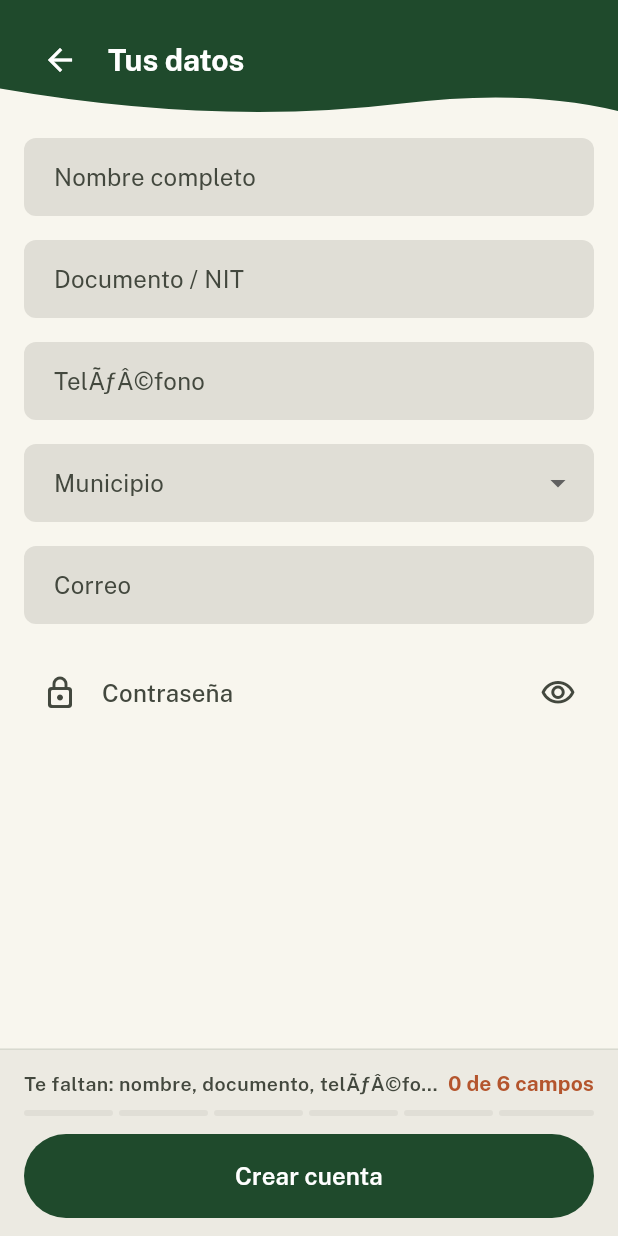
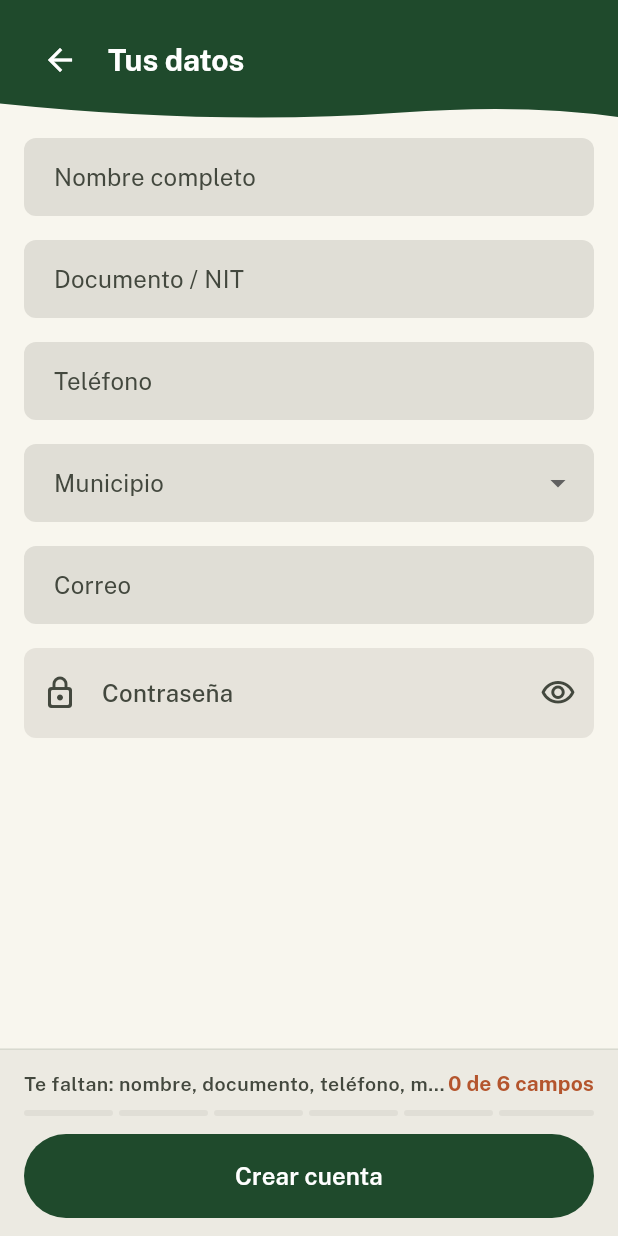
Before and after one commit to C3RLOSMORENO/EcoResiduos, a Flutter app: the RegistroScreen screen opened directly, after a tap on "Continuar", on a phone screen of 412 x 824 dp. Run offline on Flutter 3.47's test engine with Material 3 defaults, Android fonts, the phone set to English and light mode, and no system bars; our stand-ins replace cached_network_image, camera, file_picker, flutter_animate, flutter_dotenv, geolocator and 6 more; missing offline and left inert: tflite_flutter; accounts and stored records are empty.

Commit message:
fix(app): corregir codificación de caracteres y color de fondo en campos de registro

```diff
--- a/app/lib/features/auth/screens/registro_screen.dart
+++ b/app/lib/features/auth/screens/registro_screen.dart
@@ -18,8 +18,8 @@ import 'revisa_correo_screen.dart';
 
 enum _Paso { rol, generador, verificarGestor, gestorNoEncontrado, datosGestor, registroNuevo, materiales }
 
-/// Registro (03). Primero se elige el rol y despuÃƒÂ©s se ven solo los campos
-/// de ese rol. El gestor escribe su NIT: si ya estÃƒÂ¡ registrado, sus datos y
+/// Registro (03). Primero se elige el rol y después se ven solo los campos
+/// de ese rol. El gestor escribe su NIT: si ya está registrado, sus datos y
 /// materiales se llenan solos; si no, registra la empresa con su permiso
 /// ambiental en PDF. En ambos casos el administrador verifica antes de que
 /// vea solicitudes.
@@ -59,7 +59,7 @@ class _RegistroScreenState extends State<RegistroScreen> {
 
   GestorDirectorio? _gestorDirectorio;
 
-  /// La empresa no estÃƒÂ¡ registrada y se registra con su permiso.
+  /// La empresa no está registrada y se registra con su permiso.
   bool _registroNuevo = false;
   ArchivoPdf? _permiso;
   Future<List<MaterialResiduo>>? _catalogo;
@@ -120,30 +120,30 @@ class _RegistroScreenState extends State<RegistroScreen> {
   Map<String, bool> get _camposGenerador => {
     'nombre': _lleno(_nombre),
     'documento': _lleno(_documento),
-    'telÃƒÂ©fono': _lleno(_telefono),
+    'teléfono': _lleno(_telefono),
     'municipio': _municipio != null,
     'correo': validarCorreo(_correo.text) == null,
-    'contraseÃƒÂ±a': validarContrasena(_contrasena.text) == null,
+    'contraseña': validarContrasena(_contrasena.text) == null,
   };
 
   Map<String, bool> get _camposGestor => {
-    'telÃƒÂ©fono': _lleno(_telefono),
-    'direcciÃƒÂ³n': _lleno(_direccion),
+    'teléfono': _lleno(_telefono),
+    'dirección': _lleno(_direccion),
     'municipio': _municipio != null,
-    'contraseÃƒÂ±a': validarContrasena(_contrasena.text) == null,
+    'contraseña': validarContrasena(_contrasena.text) == null,
   };
 
   bool get _nitValido => RegExp(r'^\d{8,15}$').hasMatch(normalizarNit(_nit.text));
 
   Map<String, bool> get _camposGestorNuevo => {
     'NIT': _nitValido,
-    'razÃƒÂ³n social': _lleno(_razonSocial),
+    'razón social': _lleno(_razonSocial),
     'representante legal': _lleno(_representante),
-    'telÃƒÂ©fono': _lleno(_telefono),
-    'direcciÃƒÂ³n': _lleno(_direccion),
+    'teléfono': _lleno(_telefono),
+    'dirección': _lleno(_direccion),
     'municipio': _municipio != null,
     'correo': validarCorreo(_correo.text) == null,
-    'contraseÃƒÂ±a': validarContrasena(_contrasena.text) == null,
+    'contraseña': validarContrasena(_contrasena.text) == null,
     'permiso en PDF': _permiso != null,
   };
 
@@ -188,11 +188,11 @@ class _RegistroScreenState extends State<RegistroScreen> {
       if (gestor == null) {
         _ir(_Paso.gestorNoEncontrado);
       } else if (gestor.tieneCuentaActiva) {
-        setState(() => _error = 'Esta empresa ya tiene una cuenta. Inicia sesiÃƒÂ³n con el correo de la empresa.');
+        setState(() => _error = 'Esta empresa ya tiene una cuenta. Inicia sesión con el correo de la empresa.');
       } else if (!gestor.tieneCorreo) {
         setState(
           () => _error =
-              'Tu empresa no tiene un correo registrado y lo necesitamos para activar la cuenta. ComunÃƒÂ­cate con '
+              'Tu empresa no tiene un correo registrado y lo necesitamos para activar la cuenta. Comunícate con '
               'el administrador de EcoResiduos para actualizarlo.',
         );
       } else {
@@ -200,8 +200,8 @@ class _RegistroScreenState extends State<RegistroScreen> {
         _ir(_Paso.datosGestor);
       }
     } catch (e) {
-      debugPrint('FallÃƒÂ³ la bÃƒÂºsqueda del NIT: $e');
-      if (mounted) setState(() => _error = 'No pudimos buscar tu empresa. Revisa tu conexiÃƒÂ³n.');
+      debugPrint('Falló la búsqueda del NIT: $e');
+      if (mounted) setState(() => _error = 'No pudimos buscar tu empresa. Revisa tu conexión.');
     } finally {
       if (mounted) setState(() => _enviando = false);
     }
@@ -318,17 +318,16 @@ class _RegistroScreenState extends State<RegistroScreen> {
     } on AuthException catch (e) {
       if (mounted) setState(() => _error = e.message);
     } on StorageException catch (e) {
-      // Falla al subir el permiso: la cuenta aÃƒÂºn no se creÃƒÂ³.
-      debugPrint('FallÃƒÂ³ la subida del permiso: ${e.statusCode} ${e.message}');
+      // Falla al subir el permiso: la cuenta aún no se creó.
+      debugPrint('Falló la subida del permiso: ${e.statusCode} ${e.message}');
       if (mounted) {
         setState(
-          () => _error =
-              'No pudimos subir tu permiso ambiental, asÃƒÂ­ que aÃƒÂºn no creamos la cuenta. IntÃƒÂ©ntalo de nuevo.',
+          () => _error = 'No pudimos subir tu permiso ambiental, así que aún no creamos la cuenta. Inténtalo de nuevo.',
         );
       }
     } catch (e) {
-      debugPrint('FallÃƒÂ³ el registro: $e');
-      if (mounted) setState(() => _error = 'No pudimos crear la cuenta. Revisa tu conexiÃƒÂ³n e intÃƒÂ©ntalo de nuevo.');
+      debugPrint('Falló el registro: $e');
+      if (mounted) setState(() => _error = 'No pudimos crear la cuenta. Revisa tu conexión e inténtalo de nuevo.');
     } finally {
       if (mounted) setState(() => _enviando = false);
     }
@@ -339,7 +338,7 @@ class _RegistroScreenState extends State<RegistroScreen> {
     final isRol = _paso == _Paso.rol;
 
     return ClipPath(
-      clipper: const _HeaderWaveClipper(isRol: true), // We will always show it wavy
+      clipper: _HeaderWaveClipper(isRol: isRol),
       child: AnimatedContainer(
         duration: const Duration(milliseconds: 400),
         curve: Curves.easeInOutCubic,
@@ -361,25 +360,30 @@ class _RegistroScreenState extends State<RegistroScreen> {
                 Expanded(
                   child: Text(
                     isRol ? 'EcoResiduos' : titulo,
-                    style: theme.textTheme.titleLarge?.copyWith(
-                      color: Colors.white,
-                      fontWeight: FontWeight.bold,
-                    ),
+                    style: theme.textTheme.titleLarge?.copyWith(color: Colors.white, fontWeight: FontWeight.bold),
                   ),
                 ),
               ],
             ),
             if (isRol) ...[
               const SizedBox(height: 16),
-               Text('Ãšnete al\ncambio', style: theme.textTheme.displaySmall?.copyWith(color: Colors.white, fontWeight: FontWeight.w900, height: 1.1))
-                  .animate().fadeIn(duration: 600.ms).slideY(begin: 0.1),
+              Text(
+                'Únete al\ncambio',
+                style: theme.textTheme.displaySmall?.copyWith(
+                  color: Colors.white,
+                  fontWeight: FontWeight.w900,
+                  height: 1.1,
+                ),
+              ).animate().fadeIn(duration: 600.ms).slideY(begin: 0.1),
               const SizedBox(height: 8),
-               Text('Elige cÃ³mo quieres participar en la red de reciclaje de Santander.', style: theme.textTheme.bodyMedium?.copyWith(color: Colors.white70))
-                  .animate().fadeIn(duration: 600.ms, delay: 200.ms),
-            ]
-          ]
-        )
-      )
+              Text(
+                'Elige cómo quieres participar en la red de reciclaje.',
+                style: theme.textTheme.bodyMedium?.copyWith(color: Colors.white70),
+              ).animate().fadeIn(duration: 600.ms, delay: 200.ms),
+            ],
+          ],
+        ),
+      ),
     );
   }
 
@@ -450,7 +454,7 @@ class _RegistroScreenState extends State<RegistroScreen> {
         BotonFijoInferior(
           textoBoton: 'Crear cuenta',
           isLoading: _enviando,
-          textoLoading: 'Creando cuentaÃ¢â‚¬Â¦',
+          textoLoading: 'Creando cuenta…',
           onPressed: _crearCuentaGenerador,
           camposCompletados: _camposGenerador.values.where((v) => v).length,
           totalCampos: _camposGenerador.length,
@@ -462,7 +466,7 @@ class _RegistroScreenState extends State<RegistroScreen> {
           textoBoton: 'Verificar',
           iconoBoton: Icons.verified_outlined,
           isLoading: _enviando,
-          textoLoading: 'BuscandoÃ¢â‚¬Â¦',
+          textoLoading: 'Buscando…',
           onPressed: _verificarDirectorio,
         ),
       ),
@@ -485,10 +489,10 @@ class _RegistroScreenState extends State<RegistroScreen> {
         ),
       ),
       _Paso.materiales => BotonFijoInferior(
-        textoBoton: 'Enviar para verificaciÃƒÂ³n',
+        textoBoton: 'Enviar para verificación',
         iconoBoton: Icons.verified_outlined,
         isLoading: _enviando,
-        textoLoading: 'Creando cuentaÃ¢â‚¬Â¦',
+        textoLoading: 'Creando cuenta…',
         onPressed: _crearCuentaGestor,
       ),
       _Paso.gestorNoEncontrado => null,
@@ -564,7 +568,7 @@ class _RegistroScreenState extends State<RegistroScreen> {
           SlideEffect(begin: const Offset(0, 0.1), duration: 400.ms, curve: Curves.easeOutCubic),
         ],
         children: [
-          Text('Ã‚Â¿CÃƒÂ³mo vas a usar EcoResiduos?', style: theme.textTheme.displaySmall),
+          Text('¿Cómo vas a usar EcoResiduos?', style: theme.textTheme.displaySmall),
           const SizedBox(height: EcoSpace.s24),
           RadioGroup<bool>(
             groupValue: _esGestor,
@@ -575,8 +579,7 @@ class _RegistroScreenState extends State<RegistroScreen> {
                   valor: false,
                   icono: Icons.home_work_outlined,
                   titulo: 'Tengo residuos',
-                  texto:
-                      'Hogar, negocio o persona. Identifica tus residuos, publÃƒÂ­calos y encuentra quiÃƒÂ©n los recibe.',
+                  texto: 'Hogar, negocio o persona. Identifica tus residuos, publícalos y encuentra quién los recibe.',
                 ),
                 SizedBox(height: EcoSpace.s12),
                 _TarjetaRol(
@@ -610,9 +613,9 @@ class _RegistroScreenState extends State<RegistroScreen> {
         ),
         _campo(
           _telefono,
-          'TelÃƒÂ©fono',
+          'Teléfono',
           teclado: TextInputType.phone,
-          error: _lleno(_telefono) ? null : 'Escribe tu telÃƒÂ©fono',
+          error: _lleno(_telefono) ? null : 'Escribe tu teléfono',
           autofill: const [AutofillHints.telephoneNumber],
         ),
         _selectorMunicipio(),
@@ -625,9 +628,12 @@ class _RegistroScreenState extends State<RegistroScreen> {
         ),
         CampoContrasena(
           controller: _contrasena,
-          ayuda: 'MÃƒÂ­nimo 8 caracteres y un nÃƒÂºmero',
+          ayuda: 'Mínimo 8 caracteres y un número',
           autofillHints: const [AutofillHints.newPassword],
           validator: (_) => _mostrarErrores ? validarContrasena(_contrasena.text) : null,
+          fillColor: Theme.of(context).brightness == Brightness.dark
+              ? Theme.of(context).colorScheme.surfaceContainerHigh
+              : const Color(0xFFE6E3DB),
         ),
         if (_mostrarErrores && validarContrasena(_contrasena.text) != null)
           _MensajeError(texto: validarContrasena(_contrasena.text)!),
@@ -639,7 +645,7 @@ class _RegistroScreenState extends State<RegistroScreen> {
     final theme = Theme.of(context);
     return _formulario([
       Text(
-        'Escribe el NIT de tu empresa. Si ya estÃƒÂ¡ registrada como gestor autorizado, llenamos tus datos.',
+        'Escribe el NIT de tu empresa. Si ya está registrada como gestor autorizado, llenamos tus datos.',
         style: theme.textTheme.bodyLarge,
       ),
       _campo(
@@ -647,7 +653,7 @@ class _RegistroScreenState extends State<RegistroScreen> {
         'NIT',
         teclado: TextInputType.number,
         error: _lleno(_nit) ? null : 'Escribe el NIT de la empresa',
-        ayuda: 'Sin dÃƒÂ­gito de verificaciÃƒÂ³n. Ej.: 900456789',
+        ayuda: 'Sin dígito de verificación. Ej.: 900456789',
       ),
     ]);
   }
@@ -658,7 +664,7 @@ class _RegistroScreenState extends State<RegistroScreen> {
         icon: Icons.domain_add_outlined,
         title: 'No encontramos tu empresa',
         description:
-            'No hay un gestor registrado con ese NIT. Revisa que estÃƒÂ© bien escrito o registra tu empresa: llena '
+            'No hay un gestor registrado con ese NIT. Revisa que esté bien escrito o registra tu empresa: llena '
             'sus datos y adjunta en PDF tu licencia o permiso ambiental. '
             'Lo revisamos antes de que recibas solicitudes.',
         ctaText: 'Registrar mi empresa',
@@ -695,7 +701,7 @@ class _RegistroScreenState extends State<RegistroScreen> {
                     style: theme.textTheme.titleSmall?.copyWith(color: scheme.onPrimaryContainer),
                   ),
                   Text(
-                    '${gestor.razonSocial} Ã‚Â· NIT ${gestor.nit} Ã‚Â· gestor autorizado.',
+                    '${gestor.razonSocial} · NIT ${gestor.nit} · gestor autorizado.',
                     style: theme.textTheme.bodyMedium?.copyWith(color: scheme.onPrimaryContainer),
                   ),
                 ],
@@ -709,26 +715,29 @@ class _RegistroScreenState extends State<RegistroScreen> {
         'Correo de la empresa',
         teclado: TextInputType.emailAddress,
         soloLectura: true,
-        ayuda: 'Es el correo registrado de tu empresa. AhÃƒÂ­ te llega el enlace para activar la cuenta.',
+        ayuda: 'Es el correo registrado de tu empresa. Ahí te llega el enlace para activar la cuenta.',
       ),
       _campo(
         _telefono,
-        'TelÃƒÂ©fono',
+        'Teléfono',
         teclado: TextInputType.phone,
-        error: _lleno(_telefono) ? null : 'Escribe el telÃƒÂ©fono',
+        error: _lleno(_telefono) ? null : 'Escribe el teléfono',
       ),
       _campo(
         _direccion,
-        'DirecciÃƒÂ³n',
+        'Dirección',
         teclado: TextInputType.streetAddress,
-        error: _lleno(_direccion) ? null : 'Escribe la direcciÃƒÂ³n',
+        error: _lleno(_direccion) ? null : 'Escribe la dirección',
         maxLineas: null,
       ),
       _selectorMunicipio(),
       CampoContrasena(
         controller: _contrasena,
-        ayuda: 'MÃƒÂ­nimo 8 caracteres y un nÃƒÂºmero',
+        ayuda: 'Mínimo 8 caracteres y un número',
         autofillHints: const [AutofillHints.newPassword],
+        fillColor: Theme.of(context).brightness == Brightness.dark
+            ? Theme.of(context).colorScheme.surfaceContainerHigh
+            : const Color(0xFFE6E3DB),
       ),
       if (_mostrarErrores && validarContrasena(_contrasena.text) != null)
         _MensajeError(texto: validarContrasena(_contrasena.text)!),
@@ -747,12 +756,12 @@ class _RegistroScreenState extends State<RegistroScreen> {
         _nit,
         'NIT',
         teclado: TextInputType.number,
-        error: _nitValido ? null : 'El NIT debe tener entre 8 y 15 dÃƒÂ­gitos, sin dÃƒÂ­gito de verificaciÃƒÂ³n',
+        error: _nitValido ? null : 'El NIT debe tener entre 8 y 15 dígitos, sin dígito de verificación',
       ),
       _campo(
         _razonSocial,
-        'RazÃƒÂ³n social',
-        error: _lleno(_razonSocial) ? null : 'Escribe la razÃƒÂ³n social',
+        'Razón social',
+        error: _lleno(_razonSocial) ? null : 'Escribe la razón social',
         maxLineas: null,
       ),
       _campo(
@@ -762,15 +771,15 @@ class _RegistroScreenState extends State<RegistroScreen> {
       ),
       _campo(
         _telefono,
-        'TelÃƒÂ©fono',
+        'Teléfono',
         teclado: TextInputType.phone,
-        error: _lleno(_telefono) ? null : 'Escribe el telÃƒÂ©fono',
+        error: _lleno(_telefono) ? null : 'Escribe el teléfono',
       ),
       _campo(
         _direccion,
-        'DirecciÃƒÂ³n',
+        'Dirección',
         teclado: TextInputType.streetAddress,
-        error: _lleno(_direccion) ? null : 'Escribe la direcciÃƒÂ³n',
+        error: _lleno(_direccion) ? null : 'Escribe la dirección',
         maxLineas: null,
       ),
       _selectorMunicipio(),
@@ -780,19 +789,22 @@ class _RegistroScreenState extends State<RegistroScreen> {
         teclado: TextInputType.emailAddress,
         error: validarCorreo(_correo.text),
         autofill: const [AutofillHints.email],
-        ayuda: 'AhÃƒÂ­ te llega el enlace para activar la cuenta.',
+        ayuda: 'Ahí te llega el enlace para activar la cuenta.',
       ),
       _campo(
         _horario,
-        'Horario de atenciÃƒÂ³n (opcional)',
+        'Horario de atención (opcional)',
         teclado: TextInputType.text,
         maxLargo: 120,
-        ayuda: 'Ej.: Lun a vie 7:30 a 17:00 Ã‚Â· SÃƒÂ¡b 8:00 a 12:00',
+        ayuda: 'Ej.: Lun a vie 7:30 a 17:00 · Sáb 8:00 a 12:00',
       ),
       CampoContrasena(
         controller: _contrasena,
-        ayuda: 'MÃƒÂ­nimo 8 caracteres y un nÃƒÂºmero',
+        ayuda: 'Mínimo 8 caracteres y un número',
         autofillHints: const [AutofillHints.newPassword],
+        fillColor: Theme.of(context).brightness == Brightness.dark
+            ? Theme.of(context).colorScheme.surfaceContainerHigh
+            : const Color(0xFFE6E3DB),
       ),
       if (_mostrarErrores && validarContrasena(_contrasena.text) != null)
         _MensajeError(texto: validarContrasena(_contrasena.text)!),
@@ -887,8 +899,7 @@ class _SelectorPermiso extends StatelessWidget {
                       Text('Licencia o permiso ambiental', style: theme.textTheme.titleSmall),
                       const SizedBox(height: 2),
                       Text(
-                        archivo?.nombre ??
-                            'PDF de mÃƒÂ¡ximo 10 MB expedido por la autoridad ambiental (CDMB, AMB o CAS).',
+                        archivo?.nombre ?? 'PDF de máximo 10 MB expedido por la autoridad ambiental (CDMB, AMB o CAS).',
                         style: theme.textTheme.bodySmall?.copyWith(color: scheme.onSurfaceVariant),
                       ),
                     ],
@@ -933,11 +944,11 @@ class _TarjetaRol extends StatelessWidget {
         color: elegido ? scheme.secondaryContainer : scheme.surfaceContainerLowest,
         borderRadius: BorderRadius.circular(EcoRadius.medium),
         border: Border.all(
-          color: elegido ? scheme.primary : scheme.outlineVariant.withValues(alpha: 0.5),
+          color: elegido ? scheme.primary : scheme.outlineVariant.withOpacity(0.5),
           width: elegido ? 2 : 1,
         ),
         boxShadow: elegido
-            ? [BoxShadow(color: scheme.primary.withValues(alpha: 0.15), blurRadius: 12, offset: const Offset(0, 4))]
+            ? [BoxShadow(color: scheme.primary.withOpacity(0.15), blurRadius: 12, offset: const Offset(0, 4))]
             : [],
       ),
       clipBehavior: Clip.antiAlias,
@@ -956,7 +967,7 @@ class _TarjetaRol extends StatelessWidget {
                     duration: const Duration(milliseconds: 300),
                     padding: const EdgeInsets.all(8),
                     decoration: BoxDecoration(
-                      color: elegido ? scheme.primary.withValues(alpha: 0.1) : Colors.transparent,
+                      color: elegido ? scheme.primary.withOpacity(0.1) : Colors.transparent,
                       shape: BoxShape.circle,
                     ),
                     child: Icon(icono, size: 28, color: scheme.primary),
```
Lines whose indentation alone changed are shown as unchanged.
